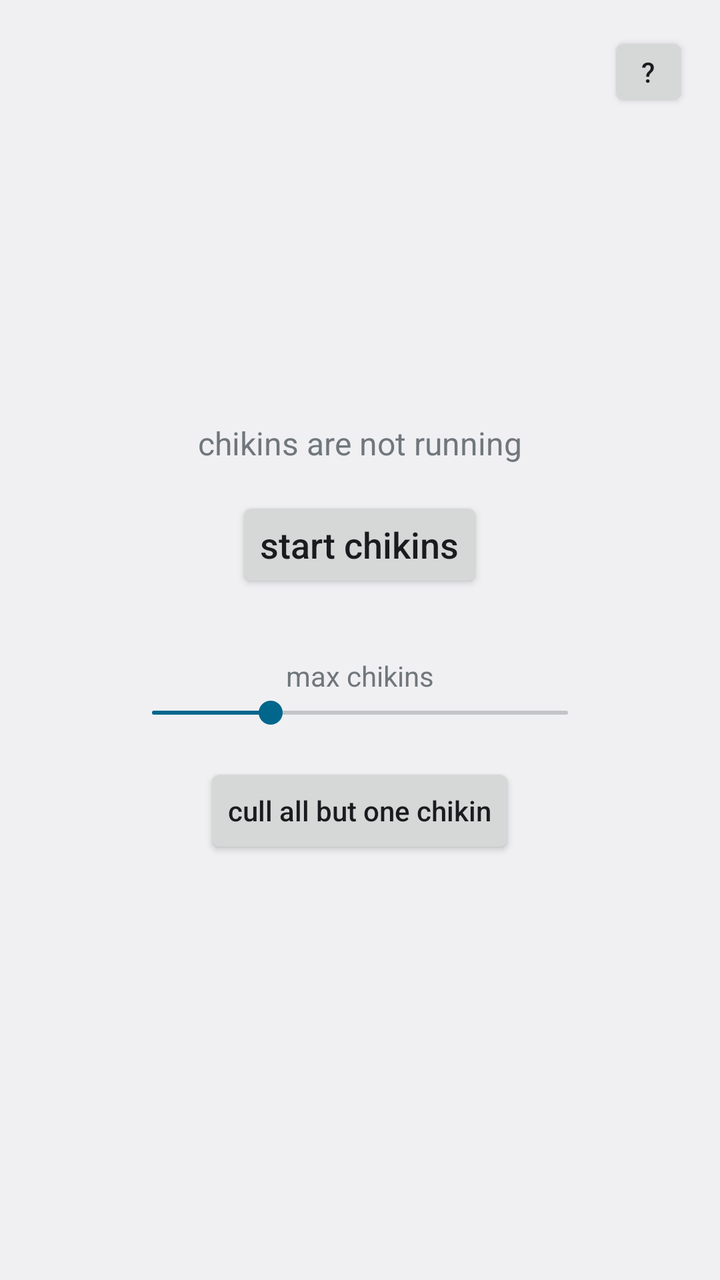
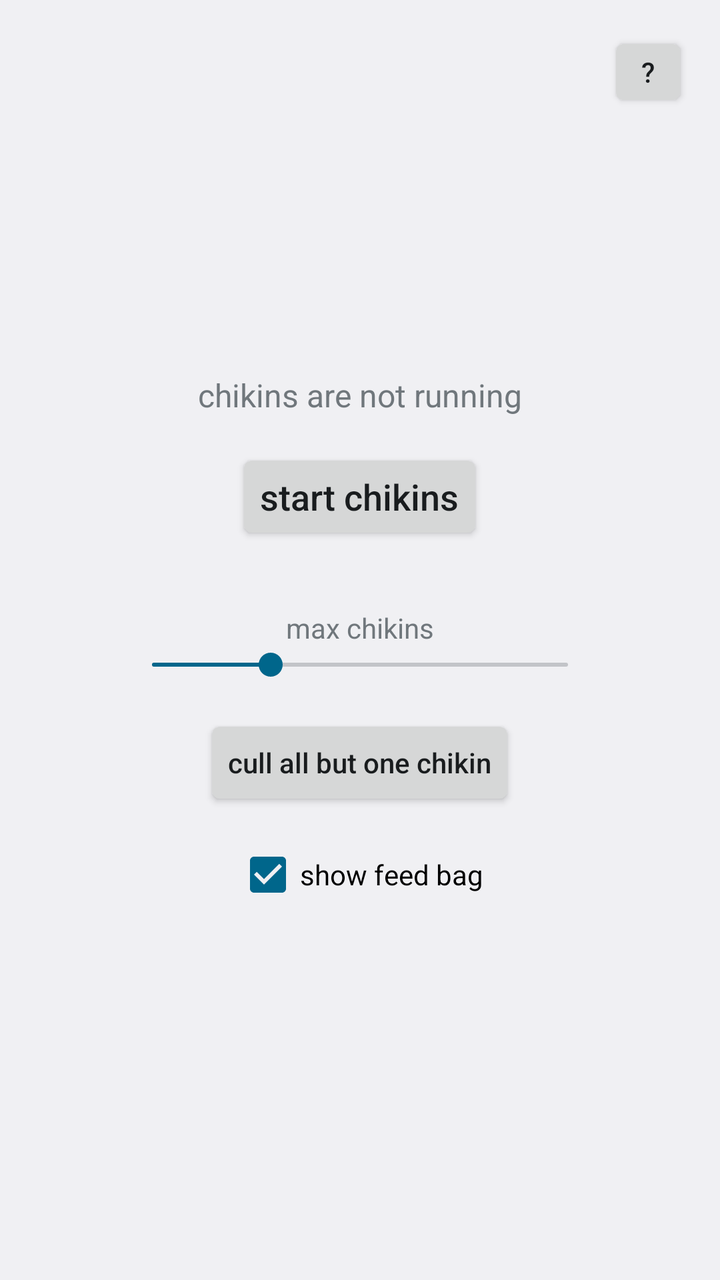

Two renders of the same Android screen: before a commit and after it. Below are the layout's source before the change and the commit's diff.
<!-- AndroidManifest.xml: application theme android:Theme.DeviceDefault.Light -->
<!-- res/layout/activity_main.xml -->
<?xml version="1.0" encoding="utf-8"?>
<RelativeLayout xmlns:android="http://schemas.android.com/apk/res/android"
    android:layout_width="match_parent"
    android:layout_height="match_parent"
    android:padding="16dp">

    <Button
        android:id="@+id/helpButton"
        android:layout_width="40dp"
        android:layout_height="40dp"
        android:layout_alignParentTop="true"
        android:layout_alignParentEnd="true"
        android:textAllCaps="false"
        android:text="@string/help_button" />

    <LinearLayout
        android:layout_width="wrap_content"
        android:layout_height="wrap_content"
        android:layout_centerInParent="true"
        android:orientation="vertical"
        android:gravity="center">

        <TextView
            android:id="@+id/statusText"
            android:layout_width="wrap_content"
            android:layout_height="wrap_content"
            android:textSize="16sp"
            android:text="@string/status_stopped" />

        <Button
            android:id="@+id/toggleButton"
            android:layout_width="wrap_content"
            android:layout_height="wrap_content"
            android:layout_marginTop="16dp"
            android:textAllCaps="false"
            android:textSize="18sp"
            android:text="@string/start_chickens" />

        <TextView
            android:id="@+id/maxChikinLabel"
            android:layout_width="wrap_content"
            android:layout_height="wrap_content"
            android:layout_marginTop="32dp"
            android:textSize="14sp"
            android:text="@string/max_chikins_label" />

        <SeekBar
            android:id="@+id/maxChikinSeekBar"
            android:layout_width="240dp"
            android:layout_height="wrap_content"
            android:max="49"
            android:progress="14" />

        <Button
            android:id="@+id/killAllButOneButton"
            android:layout_width="wrap_content"
            android:layout_height="wrap_content"
            android:layout_marginTop="16dp"
            android:textAllCaps="false"
            android:text="@string/kill_all_but_one" />

    </LinearLayout>

</RelativeLayout>
<!-- resources referenced by this layout -->
<resources>
  <string name="help_button">?</string>
  <string name="kill_all_but_one">cull all but one chikin</string>
  <string name="max_chikins_label">max chikins</string>
  <string name="start_chickens">start chikins</string>
  <string name="status_stopped">chikins are not running</string>
</resources>

<!-- the commit's change to res/layout/activity_main.xml (unified diff, before → after) -->
@@ -59,6 +59,14 @@
             android:textAllCaps="false"
             android:text="@string/kill_all_but_one" />
 
+        <CheckBox
+            android:id="@+id/showFeedBagCheckBox"
+            android:layout_width="wrap_content"
+            android:layout_height="wrap_content"
+            android:layout_marginTop="16dp"
+            android:checked="true"
+            android:text="@string/show_feed_bag" />
+
     </LinearLayout>
 
 </RelativeLayout>
<!-- resource entries referenced after the edit -->
@@ -3,6 +3,7 @@
   <string name="help_button">?</string>
   <string name="kill_all_but_one">cull all but one chikin</string>
   <string name="max_chikins_label">max chikins</string>
+  <string name="show_feed_bag">show feed bag</string>
   <string name="start_chickens">start chikins</string>
   <string name="status_stopped">chikins are not running</string>
 </resources>
